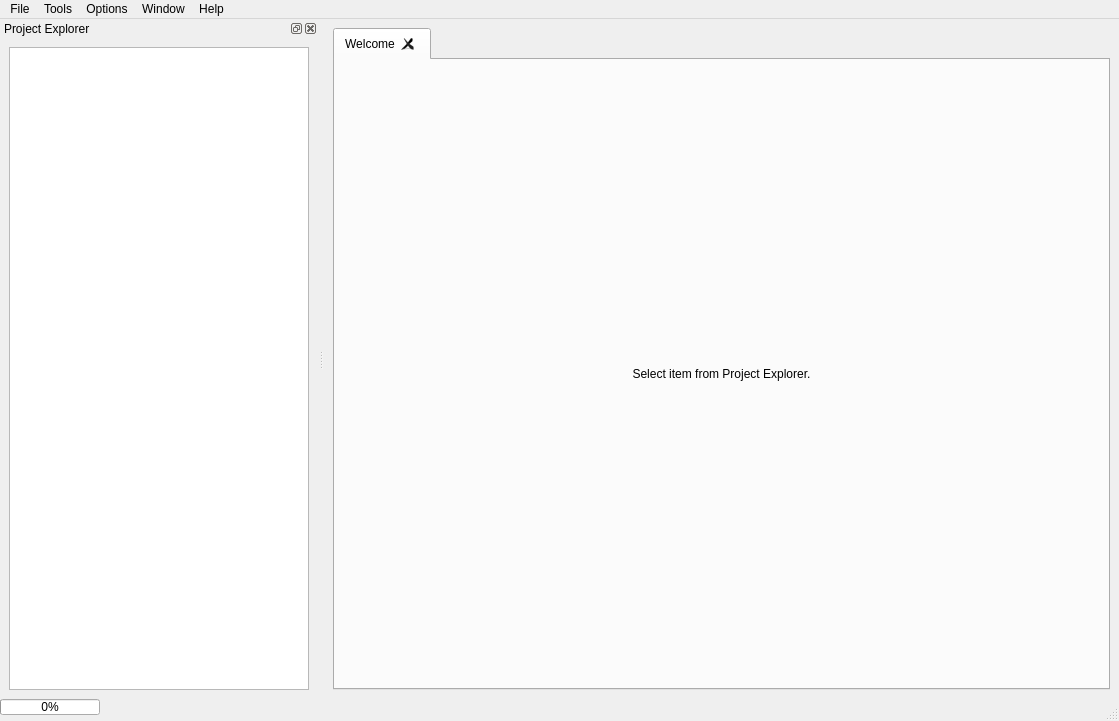
Old version of the form pastrocore/gui_pyside/main_window.ui in the repository Torward1024/pAstroCORE.
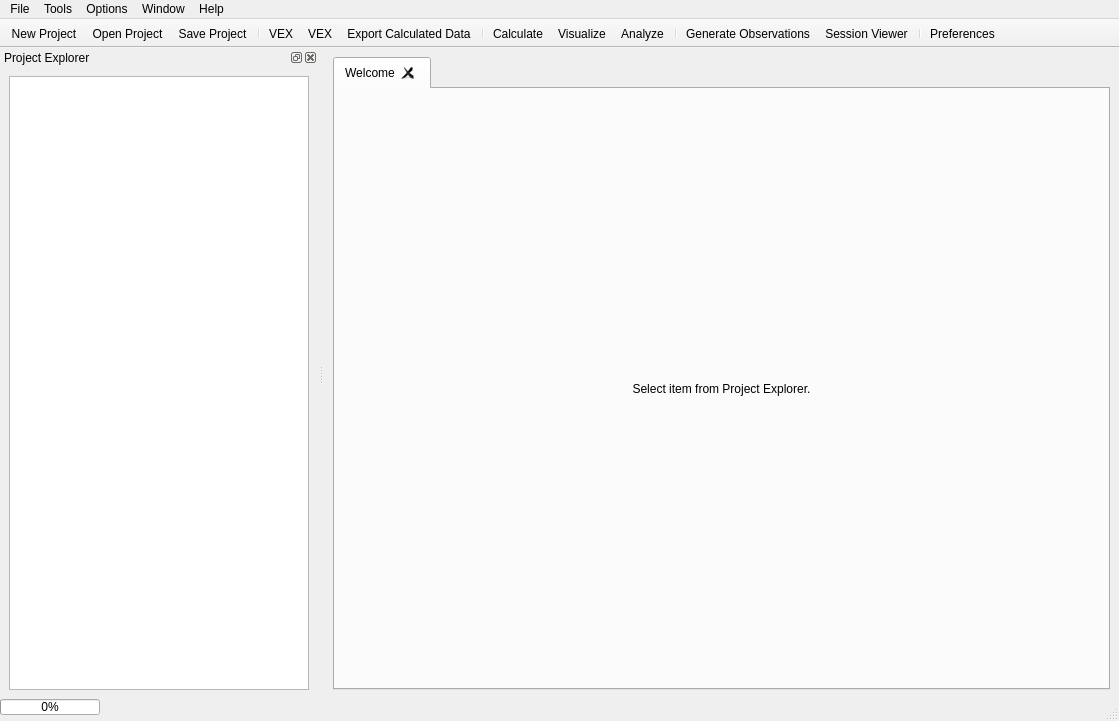
New version of the form. Icons and pictures are not drawn.

Commit message:
16.09.2026 -- G10-G13: icons, a toolbar, keys and a status bar.
G10. Seven actions had no icon, four shared one that meant something else, and
the set was drawn in two styles, half of it Illustrator exports carrying a
generator comment, a CSS block and a Cyrillic layer id.

Thirteen icons are new and nine were redrawn. Every one is 24x24, strokes
only, one colour stated once on the root, width 2, round caps and joins -- so
U1 can recolour the set by changing that root rather than redrawing it.

Diff of the .ui file:
```diff
--- a/pastrocore/gui_pyside/main_window.ui
+++ b/pastrocore/gui_pyside/main_window.ui
@@ -202,6 +202,45 @@
     </property>
    </widget>
   </widget>
+  <widget class="QToolBar" name="mainToolBar">
+   <property name="windowTitle">
+    <string>Main</string>
+   </property>
+   <property name="movable">
+    <bool>false</bool>
+   </property>
+   <property name="iconSize">
+    <size>
+     <width>24</width>
+     <height>24</height>
+    </size>
+   </property>
+   <property name="toolButtonStyle">
+    <enum>Qt::ToolButtonStyle::ToolButtonIconOnly</enum>
+   </property>
+   <attribute name="toolBarArea">
+    <enum>TopToolBarArea</enum>
+   </attribute>
+   <attribute name="toolBarBreak">
+    <bool>false</bool>
+   </attribute>
+   <addaction name="actionNewProject"/>
+   <addaction name="actionOpenProject"/>
+   <addaction name="actionSaveProject"/>
+   <addaction name="separator"/>
+   <addaction name="actionImport_VEX"/>
+   <addaction name="actionExport_VEX"/>
+   <addaction name="actionExport_Calulcated_Data"/>
+   <addaction name="separator"/>
+   <addaction name="actionCalculate"/>
+   <addaction name="actionVisualize"/>
+   <addaction name="actionAnalysis"/>
+   <addaction name="separator"/>
+   <addaction name="actionGenerate_Observations"/>
+   <addaction name="actionSession"/>
+   <addaction name="separator"/>
+   <addaction name="actionPreferences"/>
+  </widget>
   <widget class="QDockWidget" name="dockWidget">
    <property name="contextMenuPolicy">
     <enum>Qt::ContextMenuPolicy::PreventContextMenu</enum>
@@ -472,7 +511,7 @@
      <normaloff>:/icons/export_icon.svg</normaloff>:/icons/export_icon.svg</iconset>
    </property>
    <property name="text">
-    <string>Export Calulcated Data</string>
+    <string>Export Calculated Data</string>
    </property>
   </action>
  </widget>
```
Left out of the diff: 103 changed lines with no effect on the pictures. The commit also changes 32 other files.
